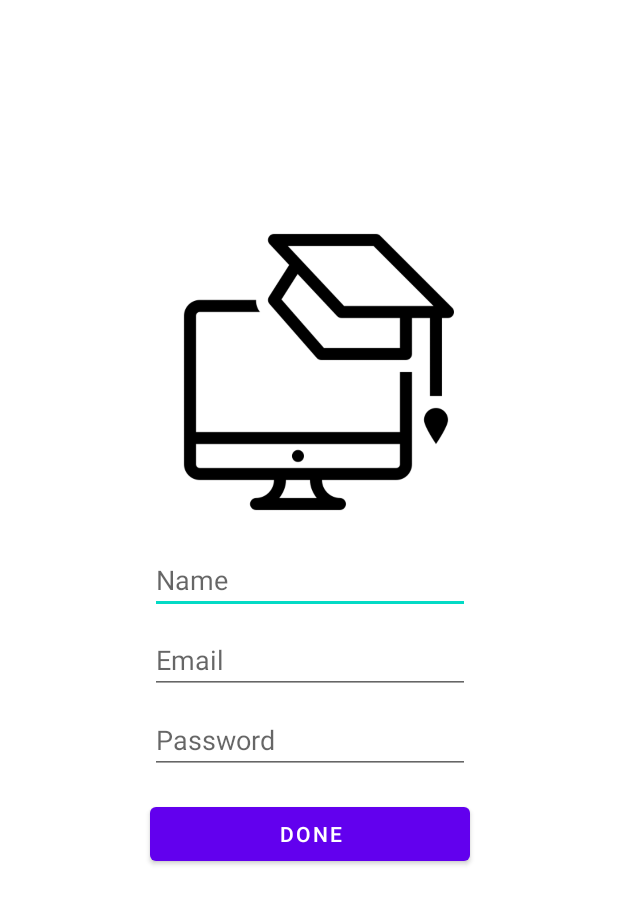
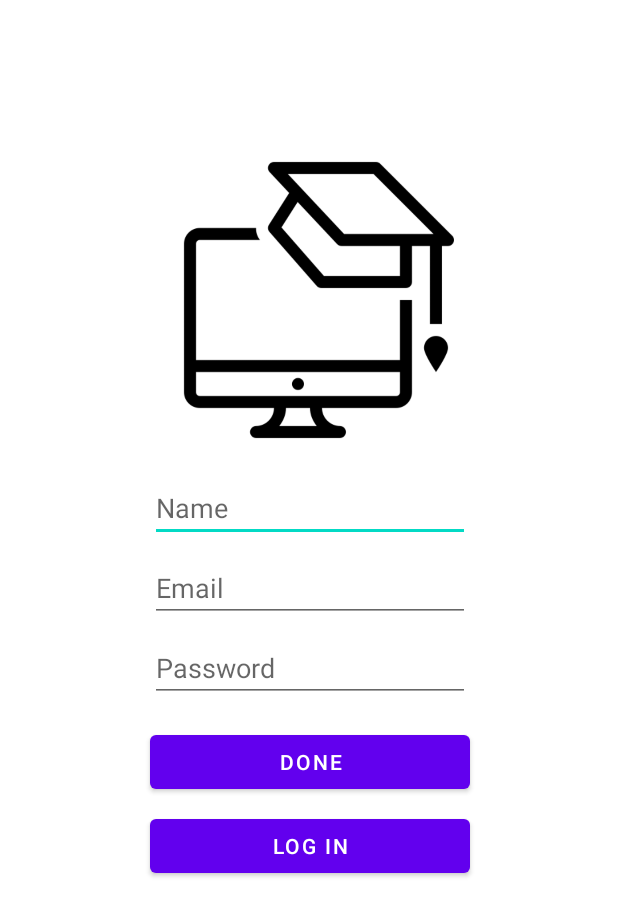
Before and after one commit to FockRock/PracticeApp, an Android app: the screen it shows after launch (SignInUpActivity), after a tap on "SIGN UP", on a phone screen of 412 x 824 dp. Shown: the top 916 px of the screen. Run offline under Robolectric (Android 15) with nearby library versions, the phone set to English and light mode, and no system bars.

Commit message:
sign in\up screen fixed

```diff
--- a/app/src/main/java/com/skillbox/practiceapp/LoginActivity.kt
+++ b/app/src/main/java/com/skillbox/practiceapp/LoginActivity.kt
@@ -6,7 +6,7 @@ import android.view.View
 import androidx.appcompat.app.AppCompatActivity
 import com.skillbox.practiceapp.databinding.LoginActivityBinding
 
-class LoginActivity: AppCompatActivity() {
+class LoginActivity : AppCompatActivity() {
 
     private lateinit var bindingClass: LoginActivityBinding
 
@@ -21,18 +21,17 @@ class LoginActivity: AppCompatActivity() {
 
     }
 
-    override fun onActivityResult(requestCode: Int, resultCode: Int, data: Intent?) {
-        super.onActivityResult(requestCode, resultCode, data)
-    }
 
     fun signIn(view: View) {
-        val l = Intent(this, PracticeCalculateActivity::class.java)
-        startActivity(l)
+        val l = Intent(this, SignInUpActivity::class.java)
+        l.putExtra(Constance.SIGN_STATE, Constance.SIGN_IN_STATE)
+        startActivityForResult(l, Constance.REQUEST_CODE_SIGN_IN)
     }
 
     fun signUp(view: View) {
         val s = Intent(this, SignInUpActivity::class.java)
-        startActivityForResult(s, 235)
+        s.putExtra(Constance.SIGN_STATE, Constance.SIGN_UP_STATE)
+        startActivityForResult(s, Constance.REQUEST_CODE_SIGN_UP)
     }
 
 }
--- a/app/src/main/java/com/skillbox/practiceapp/SignInUpActivity.kt
+++ b/app/src/main/java/com/skillbox/practiceapp/SignInUpActivity.kt
@@ -1,10 +1,13 @@
 package com.skillbox.practiceapp
 
+import android.content.Intent
 import android.os.Bundle
+import android.view.View
 import androidx.appcompat.app.AppCompatActivity
+import androidx.core.view.isVisible
 import com.skillbox.practiceapp.databinding.SignInUpBinding
 
-class SignInUpActivity: AppCompatActivity() {
+class SignInUpActivity : AppCompatActivity() {
 
     private lateinit var bindingClass: SignInUpBinding
 
@@ -13,6 +16,19 @@ class SignInUpActivity: AppCompatActivity() {
         bindingClass = SignInUpBinding.inflate(layoutInflater)
         setContentView(bindingClass.root)
 
+        val state = intent.getStringExtra(Constance.SIGN_STATE)
 
+        if (state == Constance.SIGN_IN_STATE) {
+            bindingClass.edEmail.visibility = View.GONE
+        }
+    }
+
+    fun logIn(view: View) {
+        val intent = Intent(this, PracticeCalculateActivity::class.java)
+        startActivity(intent)
+    }
+
+    fun done(view: View) {
+        finish()
     }
 }
--- a/app/src/main/res/layout/login_activity.xml
+++ b/app/src/main/res/layout/login_activity.xml
@@ -21,7 +21,7 @@
         android:id="@+id/imageView"
         android:layout_width="200dp"
         android:layout_height="200dp"
-        android:layout_marginTop="148dp"
+        android:layout_marginTop="100dp"
         app:layout_constraintEnd_toEndOf="@+id/buttonLogIn"
         app:layout_constraintStart_toStartOf="@+id/buttonLogIn"
         app:layout_constraintTop_toTopOf="parent"
--- a/app/src/main/res/layout/sign_in_up.xml
+++ b/app/src/main/res/layout/sign_in_up.xml
@@ -57,9 +57,20 @@
         android:id="@+id/imageView2"
         android:layout_width="200dp"
         android:layout_height="200dp"
-        android:layout_marginTop="148dp"
+        android:layout_marginTop="100dp"
         app:layout_constraintEnd_toEndOf="@+id/edName"
         app:layout_constraintStart_toStartOf="@+id/edName"
         app:layout_constraintTop_toTopOf="parent"
         app:srcCompat="@drawable/study" />
+
+    <Button
+        android:id="@+id/bLogin"
+        android:layout_width="0dp"
+        android:layout_height="wrap_content"
+        android:layout_marginTop="8dp"
+        android:onClick="logIn"
+        android:text="@string/log_in"
+        app:layout_constraintEnd_toEndOf="@+id/done"
+        app:layout_constraintStart_toStartOf="@+id/done"
+        app:layout_constraintTop_toBottomOf="@+id/done" />
 </androidx.constraintlayout.widget.ConstraintLayout>
```
Also changed, not shown: app/src/main/java/com/skillbox/practiceapp/Constance.kt (added, +11 -0 lines).
